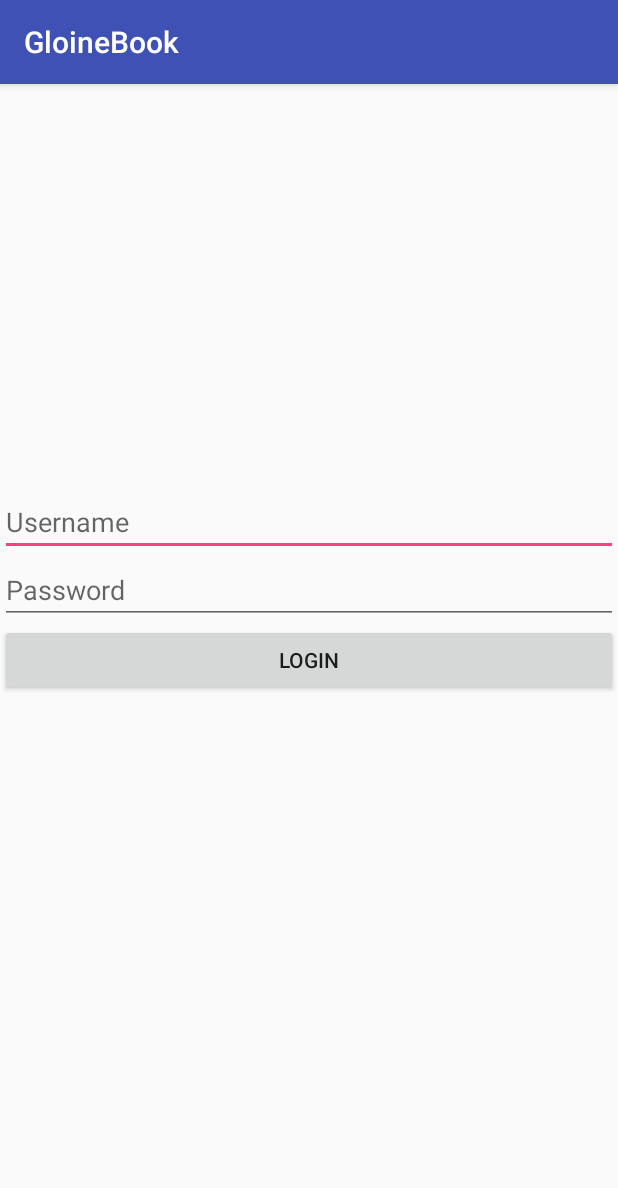
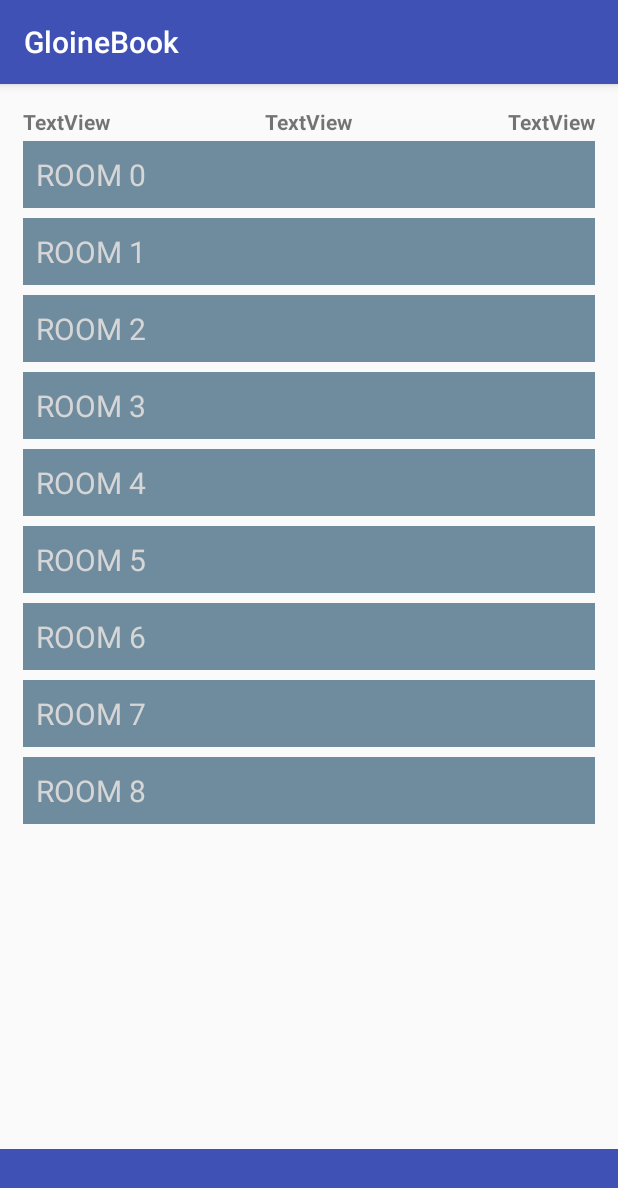
Before and after one commit to swapnilraj/GlassBook, an Android app: the screen it shows after launch (MainActivity), on a phone screen of 412 x 824 dp. Shown: the top 1188 px of the screen. Run offline under Robolectric (Android 15) with nearby library versions, the phone set to English and light mode, and no system bars; libraries missing offline, so code that uses them is left out: com.facebook.stetho, io.realm; 11 statements that could not run were skipped.

Commit message:
Implemented TimeDetailFragment with RecyclerView.

```diff
--- a/app/src/main/java/io/sixth/glassbook/MainActivity.java
+++ b/app/src/main/java/io/sixth/glassbook/MainActivity.java
@@ -33,6 +33,7 @@ public class MainActivity extends AppCompatActivity implements LoginManager {
       fragment = new SwipeFragment();
     }
 
+    fragment = new TimeDetailFragment();
     ActivityUtils.loadFragment(getSupportFragmentManager(), fragment, R.id.container_main);
   }
 
--- /dev/null
+++ b/app/src/main/java/io/sixth/glassbook/TimeDetailFragment.java
@@ -0,0 +1,49 @@
+package io.sixth.glassbook;
+
+import android.os.Bundle;
+import android.support.annotation.Nullable;
+import android.support.v4.app.Fragment;
+import android.support.v7.widget.LinearLayoutManager;
+import android.support.v7.widget.RecyclerView;
+import android.view.View;
+import android.view.LayoutInflater;
+import android.view.ViewGroup;
+
+
+import java.util.Calendar;
+
+import io.sixth.glassbook.utils.TimeDetailAdapter;
+
+/**
+ * Created by Jorik on 10/01/2017.
+ */
+
+public class TimeDetailFragment extends Fragment {
+    private Calendar timInfoCal;
+    private View rootView;
+    private RecyclerView mRecyclerView;
+    private LinearLayoutManager mLayoutManager;
+    private TimeDetailAdapter mAdapter;
+    public TimeDetailFragment() {}
+
+    @Override
+    public View onCreateView(LayoutInflater inflater, @Nullable ViewGroup container,
+                             @Nullable Bundle savedInstanceState) {
+        rootView = inflater.inflate(R.layout.time_detail, null);
+        mRecyclerView = (RecyclerView) rootView.findViewById(R.id.my_recycler_view);
+
+        // use this setting to improve performance if you know that changes
+        // in content do not change the layout size of the RecyclerView
+        mRecyclerView.setHasFixedSize(true);
+
+        // use a linear layout manager
+        mLayoutManager = new LinearLayoutManager(this.getContext());
+        mRecyclerView.setLayoutManager(mLayoutManager);
+
+        // specify an adapter (see also next example)
+        mAdapter = new TimeDetailAdapter();
+        mRecyclerView.setAdapter(mAdapter);
+
+        return rootView;
+    }
+}
--- a/app/src/main/java/io/sixth/glassbook/data/api/AvailabilityAPI.java
+++ b/app/src/main/java/io/sixth/glassbook/data/api/AvailabilityAPI.java
@@ -39,11 +39,7 @@ public class AvailabilityAPI {
     public static boolean roomIsAvailable(int room, int hoursFromNow, int daysFromNow) {
         RealmManager.updateAvailabilityCache(daysFromNow);
         AvailabilityCache cache = RealmManager.getAvailabilityCache(daysFromNow);
-        return cache.roomIsFree(room, hoursFromNow);
-    }
-
-    public static boolean roomIsFree(int room, int hoursFromNow, int daysFromNow) {
-        return true;
+        return cache.roomIsAvailable(room, hoursFromNow);
     }
 
     public static void bookRoom(Calendar startTime, final int roomNumber,
--- a/app/src/main/java/io/sixth/glassbook/data/local/AvailabilityCache.java
+++ b/app/src/main/java/io/sixth/glassbook/data/local/AvailabilityCache.java
@@ -26,8 +26,8 @@ public class AvailabilityCache extends RealmObject{
   }
 
   public boolean isUpToDate() {
-    return isUpToDate(20);
-  }
+    return isUpToDate(0);
+  } // revert to 20
 
   public boolean isUpToDate(int expiryInMinutes) {
     Calendar rightNow = Calendar.getInstance();
@@ -51,7 +51,7 @@ public class AvailabilityCache extends RealmObject{
 
   public String[] getRoomsData(int room) {
     Scanner list = new Scanner(this.availabilityList);
-    for (int skip = 0; skip < room - 1; skip++) {
+    for (int skip = 0; skip < room; skip++) {
       if (list.hasNextLine())
         list.nextLine();
       else
@@ -70,7 +70,7 @@ public class AvailabilityCache extends RealmObject{
     return false;
   }
 
-  public boolean roomIsFree(int room, int hour) {
+  public boolean roomIsAvailable(int room, int hour) {
     String[] roomData = getRoomsData(room);
     return (roomData[hour] == null);
   }
--- a/app/src/main/java/io/sixth/glassbook/utils/CacheUtils.java
+++ b/app/src/main/java/io/sixth/glassbook/utils/CacheUtils.java
@@ -44,7 +44,7 @@ public class CacheUtils {
 
     public static String dummyServer() {
         return "[\"a\", null, \"b\", null, null, null, null, null, null, null, null, null, null, null, null, null, null, null, null, null, null, null, null, null],\n" +
-                "[\"a\", null, \"b\", null, null, null, null, null, null, null, null, null, null, null, null, null, null, null, null, null, null, null, null, null],\n" +
+                "[null, null, \"b\", null, null, null, null, null, null, null, null, null, null, null, null, null, null, null, null, null, null, null, null, null],\n" +
                 "[\"a\", null, \"b\", null, null, null, null, null, null, null, null, null, null, null, null, null, null, null, null, null, null, null, null, null],\n" +
                 "[\"a\", null, \"b\", null, null, null, null, null, null, null, null, null, null, null, null, null, null, null, null, null, null, null, null, null],\n" +
                 "[\"a\", null, \"b\", null, null, null, null, null, null, null, null, null, null, null, null, null, null, null, null, null, null, null, null, null],\n" +
--- /dev/null
+++ b/app/src/main/java/io/sixth/glassbook/utils/TimeDetailAdapter.java
@@ -0,0 +1,72 @@
+package io.sixth.glassbook.utils;
+
+import android.support.v7.widget.RecyclerView;
+import android.view.LayoutInflater;
+import android.view.View;
+import android.view.ViewGroup;
+import android.widget.Switch;
+import android.widget.TextView;
+
+import io.sixth.glassbook.MainActivity;
+import io.sixth.glassbook.R;
+import io.sixth.glassbook.data.api.AvailabilityAPI;
+
+/**
+ * Created by Jorik on 09/01/2017.
+ */
+
+public class TimeDetailAdapter extends RecyclerView.Adapter<TimeDetailAdapter.ViewHolder> {
+
+    public static class ViewHolder extends RecyclerView.ViewHolder {
+        // each data item is just a string in this case
+        public View mView;
+
+        public ViewHolder(View v) {
+            super(v);
+            mView = v;
+        }
+    }
+
+    // Provide a suitable constructor (depends on the kind of dataset)
+    public TimeDetailAdapter() {}
+
+    // Create new views (invoked by the layout manager)
+    @Override
+    public TimeDetailAdapter.ViewHolder onCreateViewHolder(ViewGroup parent,
+                                                   int viewType) {
+        View v = LayoutInflater.from(parent.getContext())
+                .inflate(R.layout.room_select_button, parent, false);
+        ViewHolder vh = new ViewHolder(v);
+        return vh;
+    }
+
+
+    // Replace the contents of a view (invoked by the layout manager)
+    @Override
+    public void onBindViewHolder(ViewHolder holder, int position) {
+        View view = holder.mView;
+        TextView name = (TextView) view.findViewById(R.id.roomName);
+        name.setText("Room " + position);
+        Switch mSwitch = (Switch) view.findViewById(R.id.switch2);
+        mSwitch.setChecked(false);
+
+
+        boolean firstHour = AvailabilityAPI.roomIsAvailable(position, 0, 0);
+        boolean secondHour = AvailabilityAPI.roomIsAvailable(position, 1, 0);
+        if (!firstHour) {
+            view.setBackgroundColor(view.getResources().getColor(R.color.unavailable));
+            mSwitch.setVisibility(View.INVISIBLE);
+        } else if (secondHour) {
+            view.setBackgroundColor(view.getResources().getColor(R.color.available));
+        }  else {
+            view.setBackgroundColor(view.getResources().getColor(R.color.available));
+            mSwitch.setVisibility(View.INVISIBLE);
+        }
+    }
+
+    // Return the size of your dataset (invoked by the layout manager)
+    @Override
+    public int getItemCount() {
+        return 9;
+    }
+}
--- a/app/src/main/res/layout/room_select_button.xml
+++ b/app/src/main/res/layout/room_select_button.xml
@@ -2,21 +2,25 @@
 <LinearLayout xmlns:android="http://schemas.android.com/apk/res/android"
               android:orientation="vertical"
               android:layout_width="match_parent"
-              android:layout_height="match_parent">
+              android:layout_height="wrap_content"
+              android:layout_marginTop="1.5pt"
+              android:layout_marginBottom="1.5pt"
+    >
 
     <LinearLayout
         android:orientation="horizontal"
         android:layout_width="match_parent"
         android:layout_height="wrap_content"
-        android:layout_margin="3pt"
-        android:padding="4pt"
-        android:background="@color/available">
+        android:padding="4pt">
 
         <TextView
+            android:text=""
             android:layout_width="match_parent"
             android:layout_height="wrap_content"
-            android:id="@+id/textView4"
+            android:id="@+id/roomName"
             android:textSize="20dp"
+            android:textAllCaps="true"
+            android:textColor="@color/mdtp_white"
             android:layout_weight="1"/>
 
         <Switch
```
